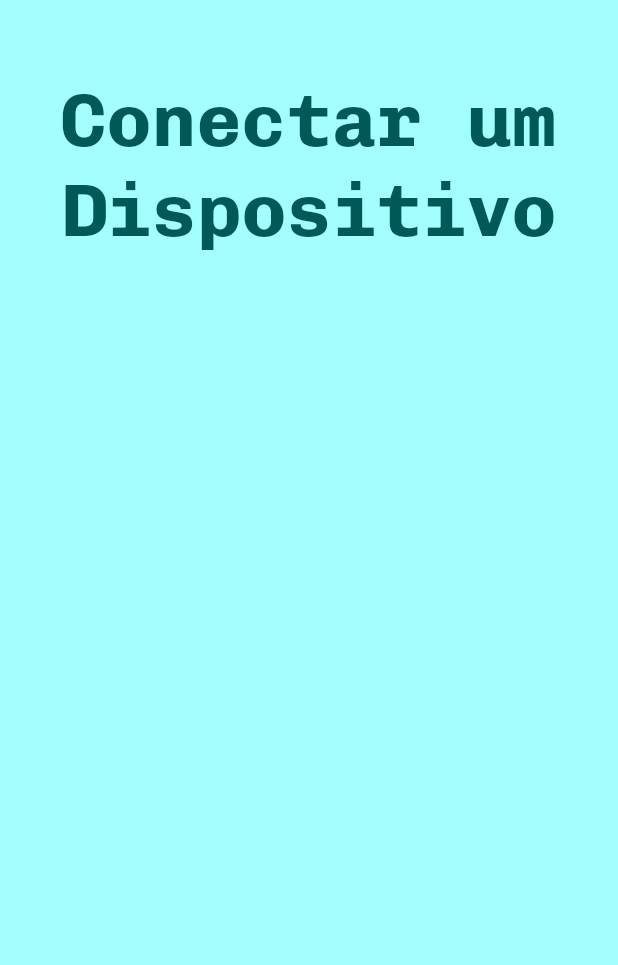
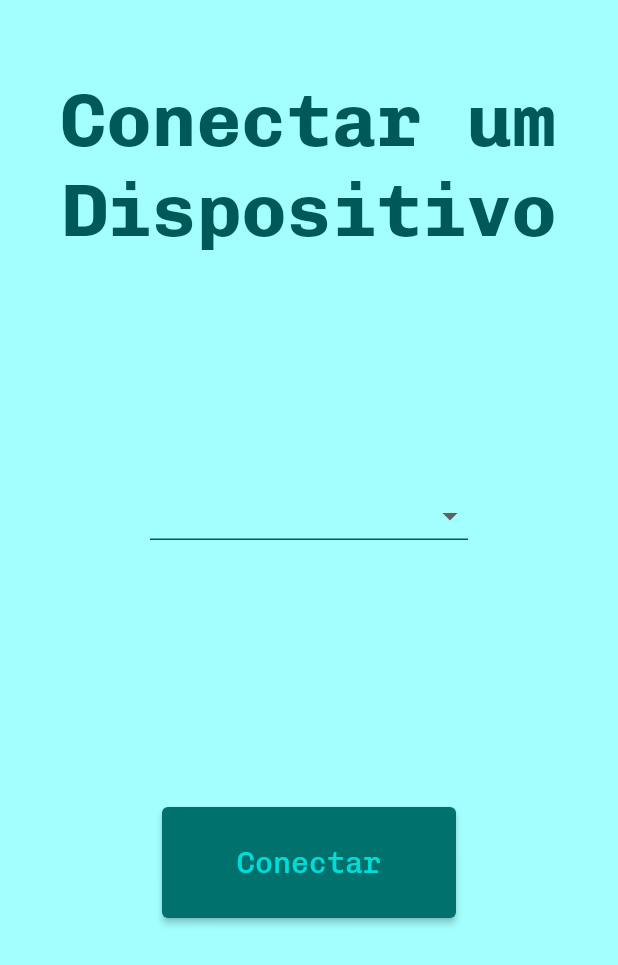
Before and after one commit to marcotech2002/Pathfinder_Sub-GL922A_App, a Flutter app: the TelaConectar screen opened directly, on a phone screen of 412 x 824 dp. Shown: the top 965 px of the screen. Run offline on Flutter 3.47's test engine with Material 2 defaults, Android fonts, the phone set to English and light mode, and no system bars; our stand-ins replace easy_splash_screen; network calls fail.

Commit message:
Tela conectar

```diff
--- a/projeto_app/lib/view/app/tela_conectar.dart
+++ b/projeto_app/lib/view/app/tela_conectar.dart
@@ -1,9 +1,11 @@
-// ignore_for_file: prefer_const_constructors
+// ignore_for_file: prefer_const_constructors, body_might_complete_normally_nullable
 
 import 'package:flutter/material.dart';
 
 import '../../style/font.dart';
 import '../../style/palette.dart';
+
+List<String> availableDevices = <String>['','JBL','Esp32','Arduino','Airpods','TV LG'];
 
 class TelaConectar extends StatefulWidget
 {
@@ -15,6 +17,8 @@ class TelaConectar extends StatefulWidget
 
 class _TelaConectarState extends State<TelaConectar>
 {
+  String dropdownValue = availableDevices.first;
+
   @override
   Widget build(BuildContext context)
   {
@@ -33,8 +37,51 @@ class _TelaConectarState extends State<TelaConectar>
                 textAlign: TextAlign.center,
                 style: Font().TitleFont
               ),
-              SizedBox(
-                height: 50,
+              Padding(
+                padding: const EdgeInsets.fromLTRB(100,150,100,170),
+                child: DropdownButton(
+                  style: Font().MenuButtonFont,
+                  elevation: 16,
+                  dropdownColor: Palette().Primary,
+                  value: dropdownValue,
+                  isExpanded: true,
+                  underline: Container(
+                    height: 1,
+                    color: Palette().Tertiary,
+                  ),
+                  items: availableDevices.map<DropdownMenuItem<String>>((String value) {
+                    return DropdownMenuItem<String>(
+                      value: value,
+                      child: Text(value),
+                    );
+                  }).toList(),
+                  onChanged: (String? value)
+                  {
+                    // This is called when the user selects an item.
+                    setState(()
+                      {
+                        dropdownValue = value!;
+                      }
+                    );
+                  },
+                ),
+              ),
+              ElevatedButton(
+                style: ElevatedButton.styleFrom(
+                  padding: EdgeInsets.symmetric(
+                    horizontal: 50,
+                    vertical: 25
+                  ),
+                  backgroundColor: Palette().Secondary,
+                ),
+                onPressed: ()
+                {
+
+                },
+                child: Text(
+                  'Conectar',
+                  style: Font().ButtonFont
+                ),
               ),
             ],
           ),
@@ -43,3 +90,15 @@ class _TelaConectarState extends State<TelaConectar>
     );
   }
 }
+
+// Padding(
+//                 padding: const EdgeInsets.fromLTRB(50,50,50,50),
+//                 child: TextField(
+//                   controller: txtDevice,
+//                   enabled: false,
+//                   decoration: InputDecoration(
+//                     labelText: 'Dispositivo a Conectar',
+//                     labelStyle: Font().NormalFont
+//                   ),
+//                 ),
+//               ),
```
